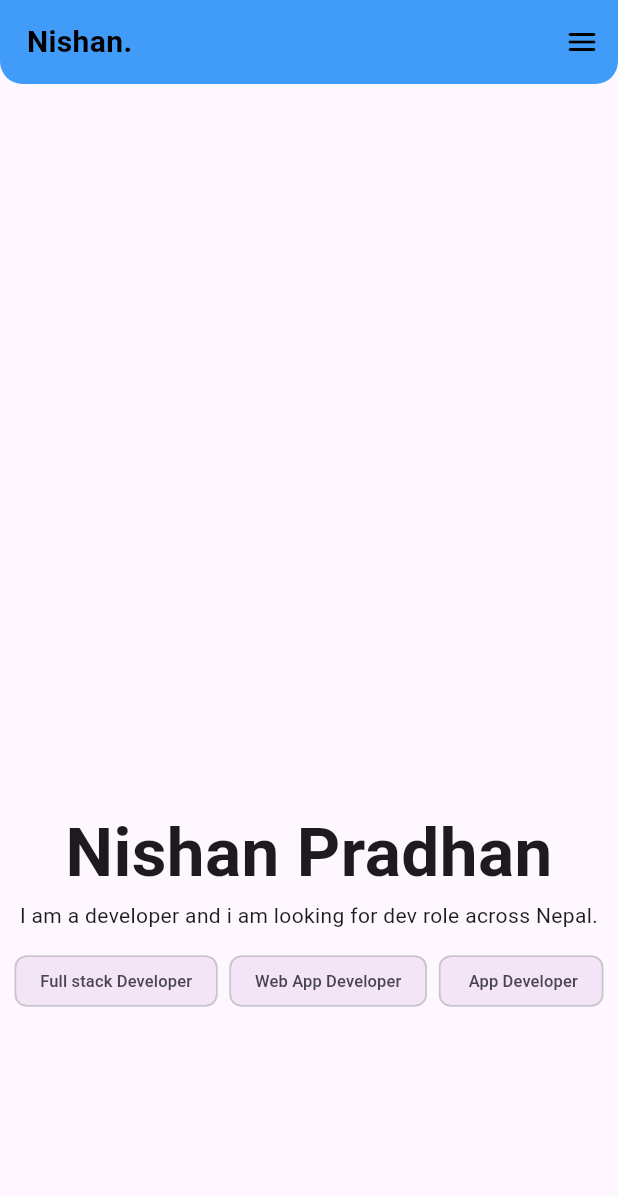
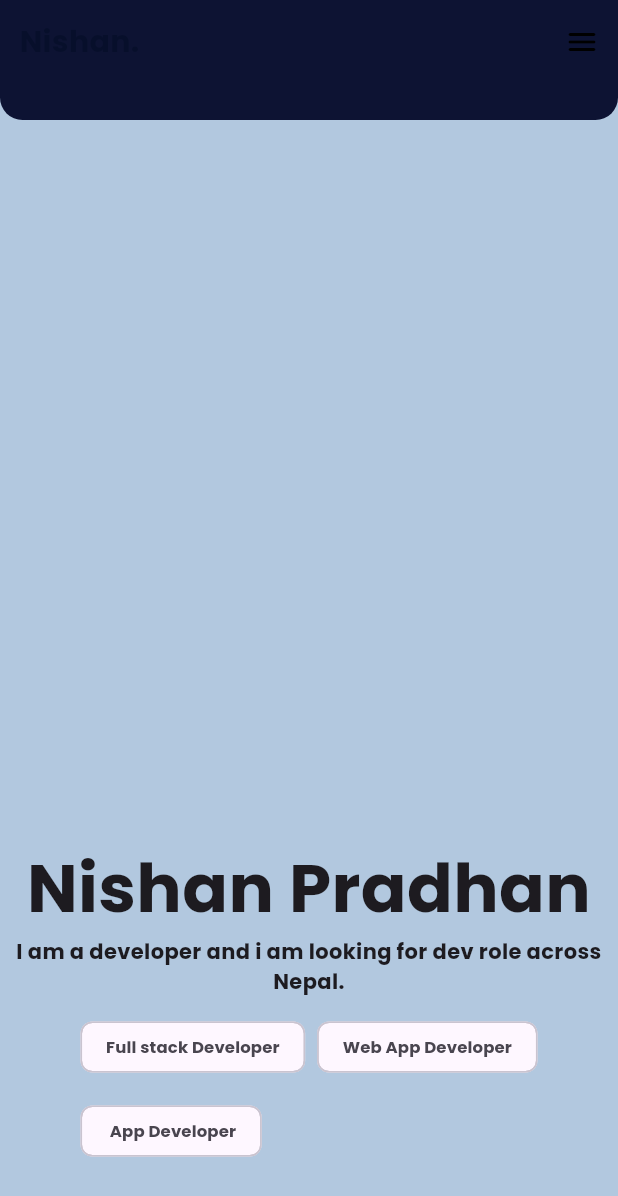
Before and after one commit to Nishan-Pradhan06/flutter-web-portfolio, a Flutter app: the screen it shows after launch, on a phone screen of 412 x 824 dp. Shown: the top 1196 px of the screen. Run offline on Flutter 3.47's test engine with Material 3 defaults, Android fonts, the light colour scheme and no system bars.

Commit message:
create-appbar-desktop

```diff
--- a/lib/constants/theme/colors.dart
+++ b/lib/constants/theme/colors.dart
@@ -2,9 +2,10 @@ import 'package:flutter/material.dart';
 
 class BrandColors {
   BrandColors._();
-  static const Color kSecondary = Color(0xF1339DFF);
-  static const Color kMedium = Color(0xFFFFA035);
-  static const Color kStrong = Color(0xFF14C15A);
+  static const Color darkPrimary = Color(0xFF070F2B);
+  static const Color darkSecondary = Color(0xFF0e0d2f);
+  static const Color lightPrimary = Color(0xFF6E85B7);
+  static const Color lightSecondary = Color(0xFFB2C8DF);
   static const Color kLow = Color(0xFFFF3301);
   static const Color kBackground = Color(0xFFF1F5F9);
   static const Color kinner = Color(0xFF026acd);
--- a/lib/providers/theme_providers.dart
+++ b/lib/providers/theme_providers.dart
@@ -11,14 +11,12 @@ class ThemeProviders with ChangeNotifier {
         textTheme: ThemeData.light().textTheme.apply(
               fontFamily: 'custom',
             ),
-        canvasColor: Colors.purple.shade50,
       );
 
   ThemeData get _darkTheme => ThemeData.dark().copyWith(
         textTheme: ThemeData.dark().textTheme.apply(
               fontFamily: 'custom',
             ),
-        canvasColor: Colors.black,
       );
 
   void toggleTheme() {
--- /dev/null
+++ b/lib/views/components/appbar/leading.dart
@@ -0,0 +1,36 @@
+import 'package:flutter/material.dart';
+import 'package:portfolio/constants/theme/colors.dart';
+import 'package:provider/provider.dart';
+
+import '../../../providers/theme_providers.dart';
+
+class Leading extends StatelessWidget {
+  const Leading({super.key});
+
+  @override
+  Widget build(BuildContext context) {
+    final themeProvider = Provider.of<ThemeProviders>(context);
+    return MouseRegion(
+      cursor: SystemMouseCursors.click,
+      child: GestureDetector(
+        onTap: () {},
+        child: Align(
+          alignment: Alignment.center,
+          child: Padding(
+            padding: const EdgeInsets.only(left: 6),
+            child: Text(
+              'Nishan.',
+              style: TextStyle(
+                fontSize: 20,
+                fontWeight: FontWeight.bold,
+                color: themeProvider.isDarkMode
+                    ? Colors.white
+                    : BrandColors.darkPrimary,
+              ),
+            ),
+          ),
+        ),
+      ),
+    );
+  }
+}
--- a/lib/views/components/appbar.dart
+++ b/lib/views/components/appbar/platform/appbar.dart
@@ -1,8 +1,7 @@
 import 'package:flutter/material.dart';
-import 'package:portfolio/views/components/appbar/desktop_view.dart';
-import 'package:portfolio/views/components/appbar/mobile_view.dart';
+import 'package:portfolio/views/components/appbar/platform/desktop_view.dart';
+import 'package:portfolio/views/components/appbar/platform/mobile_view.dart';
 import 'package:portfolio/views/components/responsive.dart';
-
 
 class CustomAppBar extends StatelessWidget implements PreferredSizeWidget {
   const CustomAppBar({super.key});
@@ -16,5 +15,5 @@ class CustomAppBar extends StatelessWidget implements PreferredSizeWidget {
   }
 
   @override
-  Size get preferredSize => const Size.fromHeight(kToolbarHeight);
+  Size get preferredSize => const Size.fromHeight(80.0);
 }
--- a/lib/views/components/appbar/mobile_view.dart
+++ b/lib/views/components/appbar/platform/mobile_view.dart
@@ -1,5 +1,6 @@
 import 'package:flutter/material.dart';
-import '../../../constants/theme/colors.dart';
+import 'package:portfolio/views/components/appbar/leading.dart';
+import '../../../../constants/theme/colors.dart';
 
 class MobileViewAppBar extends StatelessWidget {
   const MobileViewAppBar({super.key});
@@ -10,7 +11,7 @@ class MobileViewAppBar extends StatelessWidget {
       automaticallyImplyLeading: false,
       elevation: 2.0,
       foregroundColor: Colors.black,
-      backgroundColor: BrandColors.kSecondary,
+      backgroundColor: BrandColors.darkPrimary,
       scrolledUnderElevation: 6.0,
       shape: const RoundedRectangleBorder(
         borderRadius: BorderRadius.only(
@@ -20,19 +21,7 @@ class MobileViewAppBar extends StatelessWidget {
       ),
       centerTitle: true,
       leadingWidth: 100,
-      leading: const Align(
-        alignment: Alignment.center,
-        child: Padding(
-          padding: EdgeInsets.only(left: 6),
-          child: Text(
-            'Nishan.',
-            style: TextStyle(
-              fontSize: 20,
-              fontWeight: FontWeight.bold,
-            ),
-          ),
-        ),
-      ),
+      leading: const Leading(),
       actions: [
         IconButton(
           hoverColor: Colors.transparent,
--- a/lib/views/pages/home_pages.dart
+++ b/lib/views/pages/home_pages.dart
@@ -1,7 +1,10 @@
 import 'package:flutter/material.dart';
 import 'package:portfolio/views/pages/platform/desktop_view.dart';
 import 'package:portfolio/views/pages/platform/mobile_view.dart';
-import '../components/appbar.dart';
+import 'package:provider/provider.dart';
+import '../../constants/theme/colors.dart';
+import '../../providers/theme_providers.dart';
+import '../components/appbar/platform/appbar.dart';
 import '../components/responsive.dart';
 
 class HomePage extends StatelessWidget {
@@ -9,7 +12,11 @@ class HomePage extends StatelessWidget {
 
   @override
   Widget build(BuildContext context) {
+    final themeProvider = Provider.of<ThemeProviders>(context);
     return Scaffold(
+      backgroundColor: themeProvider.isDarkMode
+          ? BrandColors.darkSecondary
+          : BrandColors.lightSecondary,
       appBar: const CustomAppBar(),
       // endDrawer: Responsive.isMobile(context) ? const EndDrawerView() : null,
       body: const SingleChildScrollView(
--- a/lib/views/pages/platform/mobile_view.dart
+++ b/lib/views/pages/platform/mobile_view.dart
@@ -5,9 +5,9 @@ class MobileViewPage extends StatelessWidget {
 
   @override
   Widget build(BuildContext context) {
-    return Column(
+    return const Column(
       children: [
-        const SizedBox(
+         SizedBox(
           height: 20,
         ),
         Stack(
@@ -19,7 +19,7 @@ class MobileViewPage extends StatelessWidget {
             //     // width: 400.0,
             //   ),
             // ),
-            const Center(
+             Center(
               child: Padding(
                 padding: EdgeInsets.only(top: 460),
                 child: Text(
@@ -31,14 +31,14 @@ class MobileViewPage extends StatelessWidget {
             ),
           ],
         ),
-        const Text(
+         Text(
           'I am a developer and i am looking for dev role across Nepal.',
           textAlign: TextAlign.center,
         ),
-        const SizedBox(
+         SizedBox(
           height: 10,
         ),
-        const Wrap(
+         Wrap(
           spacing: 8.0,
           runSpacing: 8.0,
           children: [
```
Also changed, not shown: lib/views/components/appbar/desktop_view.dart (deleted, +0 -51 lines), lib/views/components/appbar/platform/desktop_view.dart (added, +72 -0 lines), lib/views/components/nav_text_button.dart (added, +32 -0 lines), pubspec.yaml (+11 -18 lines), assets/fonts/Poppins-Bold.ttf (added), assets/fonts/Poppins-Light.ttf (added), assets/fonts/Poppins-Medium.ttf (added), assets/fonts/Poppins-Regular.ttf (added), lib/views/components/appbar/platform/tablet_view.dart (added).
